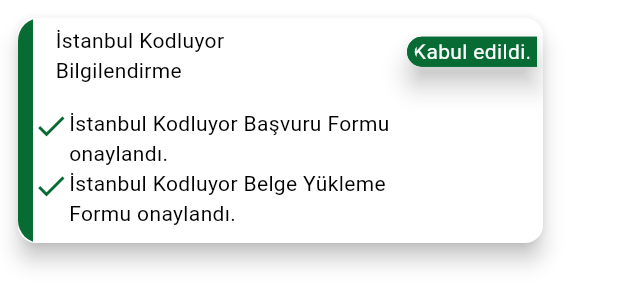
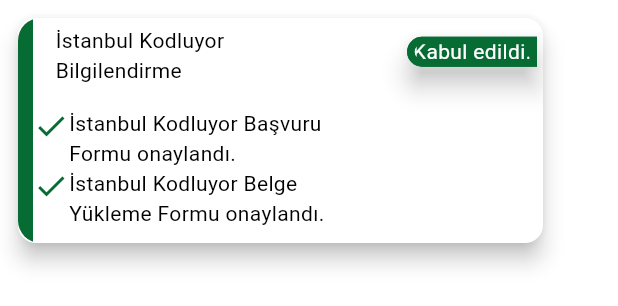
Before and after one commit to berkeercin/tobetomobileapp, a Flutter app: the Basvurularim widget shown alone on an empty page, opened directly, on a phone screen of 412 x 824 dp. Shown: the top 306 px of the screen. Run offline on Flutter 3.47's test engine with Material 3 defaults, Android fonts, the phone set to English and light mode, and no system bars; our stand-ins replace flutter_speed_dial.

Commit message:
28.12.2023 tarihli ikinci commit

```diff
--- a/lib/constants/tobeto_colors.dart
+++ b/lib/constants/tobeto_colors.dart
@@ -3,14 +3,14 @@
 class TobetoColor {
   final logoTextColor = const Color.fromRGBO(155, 51, 255, 1);
   final cardColor = const Color.fromRGBO(7, 107, 52, 1);
-  final box1BeginColor = Color.fromRGBO(29, 11, 140, 1);
-  final box1EndColor = Color.fromRGBO(189, 166, 254, 1);
-  final boxButton = Color.fromRGBO(153, 51, 255, 1);
+  final box1BeginColor = const Color.fromRGBO(29, 11, 140, 1);
+  final box1EndColor = const Color.fromRGBO(189, 166, 254, 1);
+  final boxButton = const Color.fromRGBO(153, 51, 255, 1);
   //
-  final box2BeginColor = Color.fromRGBO(14, 11, 147, 1);
-  final box2EndColor = Color.fromRGBO(94, 182, 202, 1);
+  final box2BeginColor = const Color.fromRGBO(14, 11, 147, 1);
+  final box2EndColor = const Color.fromRGBO(94, 182, 202, 1);
   //
-  final box3BeginColor = Color.fromRGBO(60, 11, 140, 1);
-  final box3EndColor = Color.fromRGBO(227, 166, 254, 1);
-  final iconColor = Color.fromRGBO(227, 166, 254, 1);
+  final box3BeginColor = const Color.fromRGBO(60, 11, 140, 1);
+  final box3EndColor = const Color.fromRGBO(227, 166, 254, 1);
+  final iconColor = const Color.fromRGBO(227, 166, 254, 1);
 }
--- a/lib/main.dart
+++ b/lib/main.dart
@@ -1,6 +1,5 @@
 import 'package:flutter/material.dart';
 import 'package:tobetomobileapp/screens/login_screen.dart';
-import 'package:flutter_riverpod/flutter_riverpod.dart';
 
 ColorScheme scheme = ColorScheme.fromSwatch(
   primarySwatch: Colors.purple, // Choose your primary color
--- a/lib/widgets/global_widgets/swing.dart
+++ b/lib/widgets/global_widgets/swing.dart
@@ -1,6 +1,4 @@
 import 'package:flutter/material.dart';
-import 'package:flutter_speed_dial/flutter_speed_dial.dart';
-import 'package:tobetomobileapp/constants/tobeto_colors.dart';
 
 class Swing extends StatefulWidget {
   const Swing({required this.button});
@@ -21,7 +19,6 @@
       duration: const Duration(milliseconds: 600),
       vsync: this,
     )..repeat(reverse: true);
-
     _rotationAnimation =
         Tween<double>(begin: -0.3, end: 0.3).animate(_controller);
     _movementAnimation =
--- a/lib/widgets/homepage/gradient_boxes.dart
+++ b/lib/widgets/homepage/gradient_boxes.dart
@@ -39,12 +39,12 @@
                 textAlign: TextAlign.center,
               ),
             ),
-            Spacer(),
+            const Spacer(),
             SizedBox(
               child: boxButton,
               width: double.infinity,
             ),
-            SizedBox(
+            const SizedBox(
               height: 15,
             )
           ],
--- a/lib/widgets/homepage/tabbar/basvurularim.dart
+++ b/lib/widgets/homepage/tabbar/basvurularim.dart
@@ -7,10 +7,13 @@
   Widget build(BuildContext context) {
     TobetoColor tobetoColor = TobetoColor();
     return Padding(
-      padding: EdgeInsets.all(8),
+      padding: const EdgeInsets.all(8),
       child: Card(
         elevation: 6,
         child: ClipPath(
+          clipper: ShapeBorderClipper(
+              shape: RoundedRectangleBorder(
+                  borderRadius: BorderRadius.circular(15))),
           child: Container(
             height: 150,
             width: 350,
@@ -24,16 +27,20 @@
                 Row(
                   mainAxisAlignment: MainAxisAlignment.spaceBetween,
                   children: [
-                    Padding(
-                      padding: const EdgeInsets.only(left: 15),
+                    const Padding(
+                      padding: EdgeInsets.only(left: 15),
                       child: Column(
                         crossAxisAlignment: CrossAxisAlignment.start,
                         children: [
                           SizedBox(
                             height: 5,
                           ),
-                          Text("İstanbul Kodluyor"),
-                          Text("Bilgilendirme")
+                          SizedBox(
+                              width: 180,
+                              child: Text(
+                                "İstanbul Kodluyor Bilgilendirme",
+                                softWrap: true,
+                              )),
                         ],
                       ),
                     ),
@@ -41,12 +48,12 @@
                         elevation: 7,
                         color: tobetoColor.cardColor,
                         shape: RoundedRectangleBorder(
-                            borderRadius: BorderRadius.only(
+                            borderRadius: const BorderRadius.only(
                                 bottomLeft: Radius.circular(10),
                                 topLeft: Radius.circular(10)),
                             side: BorderSide(
                                 width: 5, color: tobetoColor.cardColor)),
-                        child: Text(
+                        child: const Text(
                           " Kabul edildi. ",
                           style: TextStyle(
                             color: Colors.white,
@@ -54,7 +61,7 @@
                         )),
                   ],
                 ),
-                SizedBox(
+                const SizedBox(
                   height: 15,
                 ),
                 Row(crossAxisAlignment: CrossAxisAlignment.start, children: [
@@ -62,16 +69,19 @@
                     Icons.check,
                     color: tobetoColor.cardColor,
                   ),
-                  Column(
+                  const Column(
                     crossAxisAlignment: CrossAxisAlignment.start,
                     children: [
-                      Text(
-                        "İstanbul Kodluyor Başvuru Formu",
-                        softWrap: true,
+                      SizedBox(
+                        width: 180,
+                        child: Text(
+                          "İstanbul Kodluyor Başvuru Formu onaylandı.",
+                          softWrap: true,
+                        ),
                       ),
-                      Text(
-                        "onaylandı.",
-                      ),
+                      // Text(
+                      //   "",
+                      // ),
                     ],
                   )
                 ]),
@@ -85,13 +95,12 @@
                     Column(
                       crossAxisAlignment: CrossAxisAlignment.start,
                       children: [
-                        Text(
-                          "İstanbul Kodluyor Belge Yükleme",
-                          softWrap: true,
-                        ),
-                        Text(
-                          "Formu onaylandı.",
-                          softWrap: true,
+                        Container(
+                          width: 180,
+                          child: const Text(
+                            "İstanbul Kodluyor Belge Yükleme Formu onaylandı.",
+                            softWrap: true,
+                          ),
                         ),
                       ],
                     )
@@ -100,9 +109,6 @@
               ],
             ),
           ),
-          clipper: ShapeBorderClipper(
-              shape: RoundedRectangleBorder(
-                  borderRadius: BorderRadius.circular(15))),
         ),
       ),
     );
```
Also changed, not shown: lib/constants/text_const.dart (+5 -6 lines), lib/constants/tobeto_icons.dart (+5 -6 lines), lib/screens/home_screen.dart (+55 -93 lines), lib/screens/login_screen.dart (+4 -4 lines), lib/widgets/global_widgets/swing_method.dart (+89 -7 lines), lib/widgets/global_widgets/tobeto_drawer.dart (+7 -5 lines), lib/widgets/homepage/buttons.dart (+11 -14 lines), lib/widgets/homepage/tobeto_footer.dart (added, +60 -0 lines), 1 other file.
